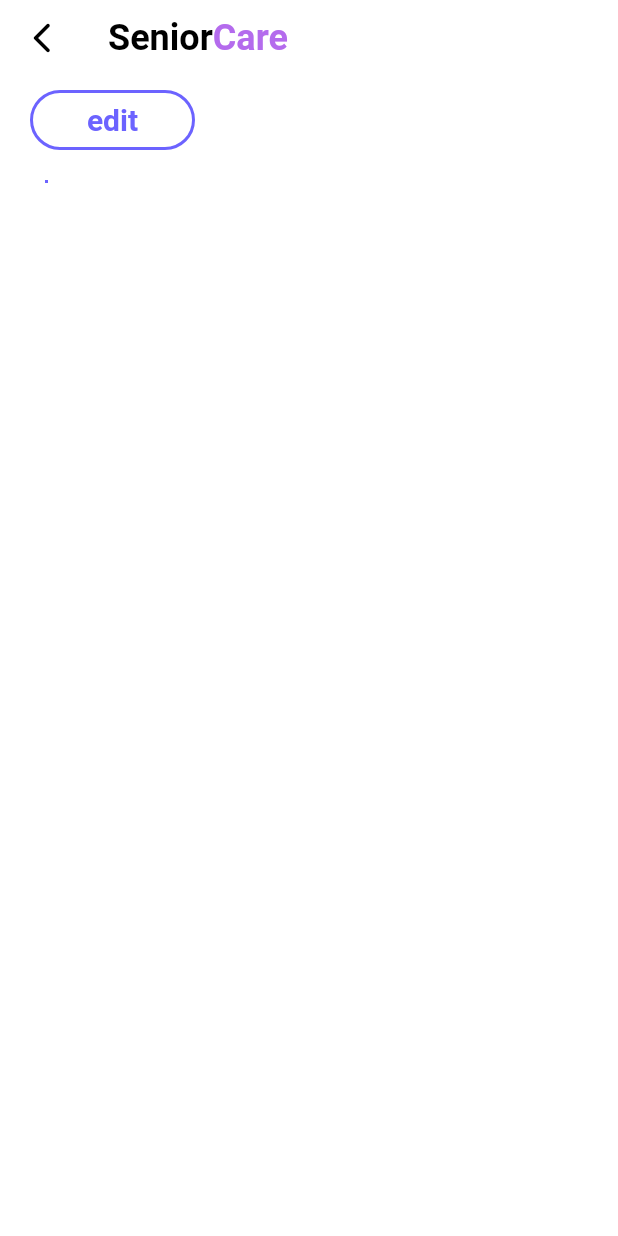
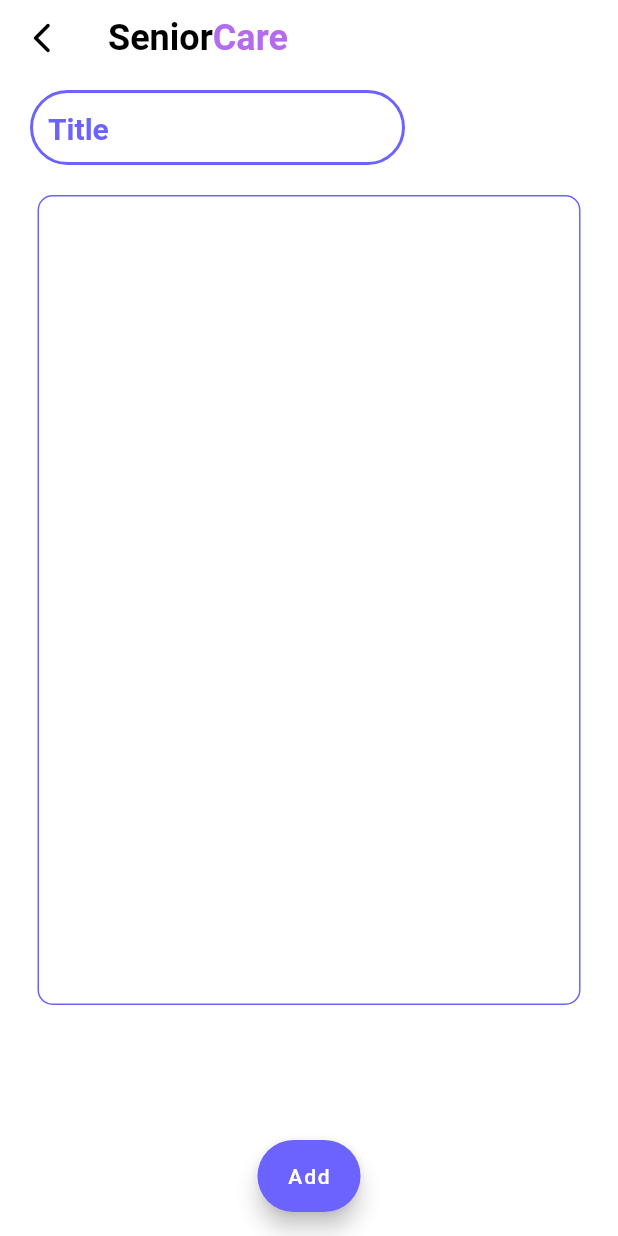
Before and after one commit to gracecheah000/SeniorCare, a Flutter app: the NoteEdit screen opened directly, on a phone screen of 412 x 824 dp. Run offline on Flutter 3.47's test engine with Material 2 defaults, Android fonts, the phone set to English and light mode, and no system bars; our stand-ins replace carousel_slider, google_maps_flutter, image_picker, table_calendar; missing offline and left inert: flutter_config; Roboto replaces fonts that are missing (Montserrat).

Commit message:
note frontend + backend setup

```diff
--- /dev/null
+++ b/seniorcare/lib/caregiver/notes/note_content.dart
@@ -0,0 +1,20 @@
+import 'package:flutter/material.dart';
+
+class NoteContent extends StatelessWidget {
+  final textFieldController;
+
+  NoteContent({required this.textFieldController});
+
+  @override
+  Widget build(BuildContext context) {
+    return Container(
+        height: MediaQuery.of(context).size.height,
+        padding: EdgeInsets.symmetric(horizontal: 12, vertical: 8),
+        child: TextField(
+            controller: textFieldController,
+            maxLines: null,
+            textCapitalization: TextCapitalization.sentences,
+            decoration: null,
+            style: TextStyle(fontSize: 19, height: 1.5)));
+  }
+}
--- /dev/null
+++ b/seniorcare/lib/caregiver/notes/note_title.dart
@@ -0,0 +1,41 @@
+import 'package:flutter/material.dart';
+
+class NoteTitle extends StatelessWidget {
+  final textFieldController;
+
+  NoteTitle({required this.textFieldController});
+
+  @override
+  Widget build(BuildContext context) {
+    return Padding(
+        padding: EdgeInsets.only(left: 20, top: 10),
+        child: Container(
+            width: 250,
+            height: 50,
+            padding: EdgeInsets.only(left: 10),
+            decoration: BoxDecoration(
+                border: Border.all(
+                    color: Color.fromRGBO(108, 99, 255, 1), width: 2),
+                borderRadius: BorderRadius.circular(25)),
+            child: TextField(
+              controller: textFieldController,
+              decoration: const InputDecoration(
+                  border: InputBorder.none,
+                  focusedBorder: InputBorder.none,
+                  enabledBorder: InputBorder.none,
+                  errorBorder: InputBorder.none,
+                  contentPadding: EdgeInsets.all(0),
+                  counter: null,
+                  hintText: 'Title',
+                  hintStyle: TextStyle(
+                      color: Color.fromRGBO(108, 99, 255, 1),
+                      fontWeight: FontWeight.bold,
+                      fontSize: 20)),
+              style: const TextStyle(
+                  color: Color.fromRGBO(108, 99, 255, 1),
+                  fontWeight: FontWeight.bold,
+                  fontSize: 20),
+              textCapitalization: TextCapitalization.words,
+            )));
+  }
+}
--- a/seniorcare/lib/caregiver/notes/notes_edit.dart
+++ b/seniorcare/lib/caregiver/notes/notes_edit.dart
@@ -1,6 +1,8 @@
 import 'package:flutter/material.dart';
+import 'package:seniorcare/caregiver/notes/note_content.dart';
 
 import '../../widgets/appbar.dart';
+import 'note_title.dart';
 
 class NoteEdit extends StatefulWidget {
   const NoteEdit({super.key});
@@ -46,45 +48,38 @@
   Widget build(BuildContext context) {
     return Scaffold(
       backgroundColor: Colors.white,
-      appBar: SeniorCareAppBar(start: false),
-      body: Column(
+      appBar: const SeniorCareAppBar(start: false),
+      body: SingleChildScrollView(
+        child: Column(
             crossAxisAlignment: CrossAxisAlignment.start,
             children: <Widget>[
-            Container(
-                padding: const EdgeInsets.fromLTRB(20, 10, 0, 0),
-                height: 50,
-                width: 130,
-                color: Colors.transparent,
-                alignment: Alignment.centerLeft,
+              NoteTitle(
+                textFieldController: _titleTextController,
+              ),
+              Padding(
+                  padding:
+                      const EdgeInsets.symmetric(vertical: 20, horizontal: 25),
+                  child: SingleChildScrollView(
                       child: Container(
+                          height: 540,
                           decoration: BoxDecoration(
-                      color: Colors.transparent,
                               border: Border.all(
-                          color: const Color.fromRGBO(108, 99, 255, 1),
-                          width: 2),
-                      borderRadius:
-                          const BorderRadius.all(Radius.circular(25))),
-                  child: const Center(
-                      child: Text(
-                    "edit",
-                    style: TextStyle(
-                        color: Color.fromRGBO(108, 99, 255, 1),
-                        fontWeight: FontWeight.bold,
-                        fontSize: 20),
-                    textAlign: TextAlign.center,
-                  )),
-                )),
-            Padding(
-                padding: EdgeInsets.symmetric(vertical: 20, horizontal: 30),
-                child: Container(
-                    decoration: BoxDecoration(
-                        border:
-                            Border.all(color: Color.fromRGBO(108, 99, 255, 1))),
-                    child: SingleChildScrollView(
-                        child: Column(
-                      children: <Widget>[],
-                    )))),
+                                  color: const Color.fromRGBO(108, 99, 255, 1)),
+                              borderRadius: BorderRadius.circular(10)),
+                          child: NoteContent(
+                              textFieldController: _contentTextController))))
             ]),
+      ),
+      floatingActionButton: FloatingActionButton.extended(
+        onPressed: () {
+          // TODO: to save notes in backend
+          Navigator.pop(context);
+          return;
+        },
+        label: Text('Add'),
+        backgroundColor: Color.fromRGBO(108, 99, 255, 1),
+      ),
+      floatingActionButtonLocation: FloatingActionButtonLocation.centerFloat,
     );
   }
 }
```
Also changed, not shown: 9 other files. Lines whose indentation alone changed are shown as unchanged.
